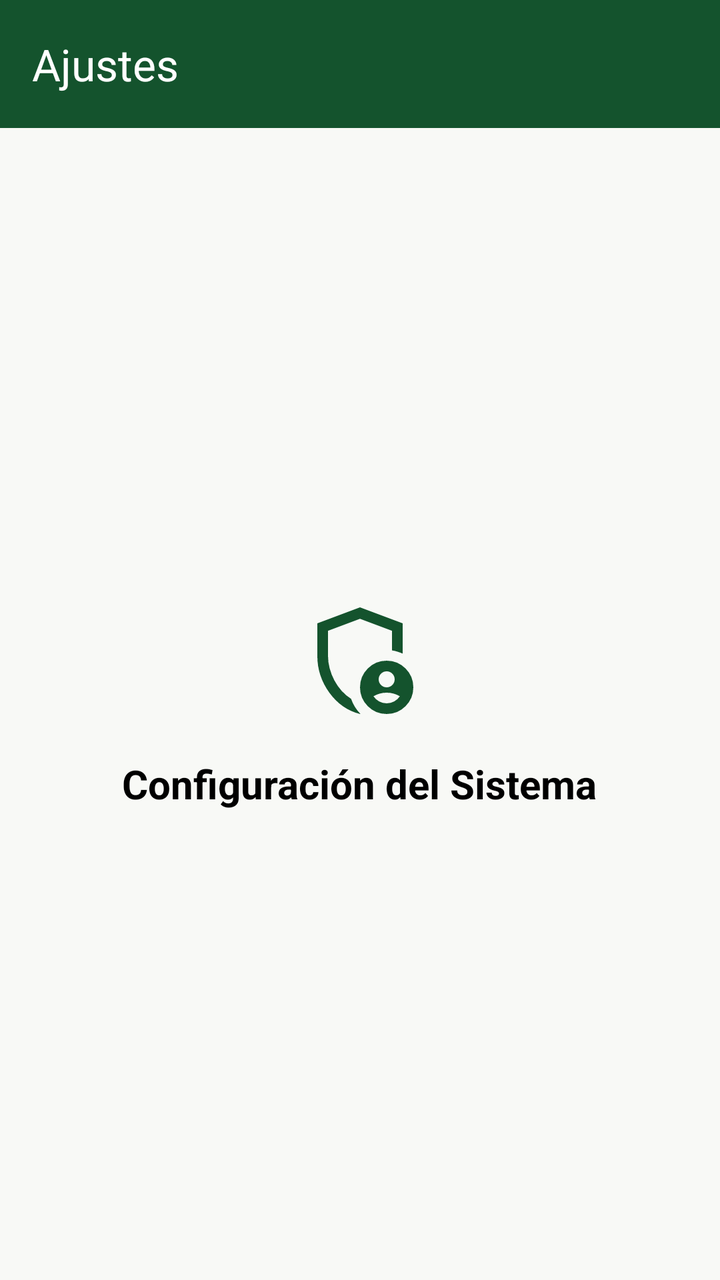
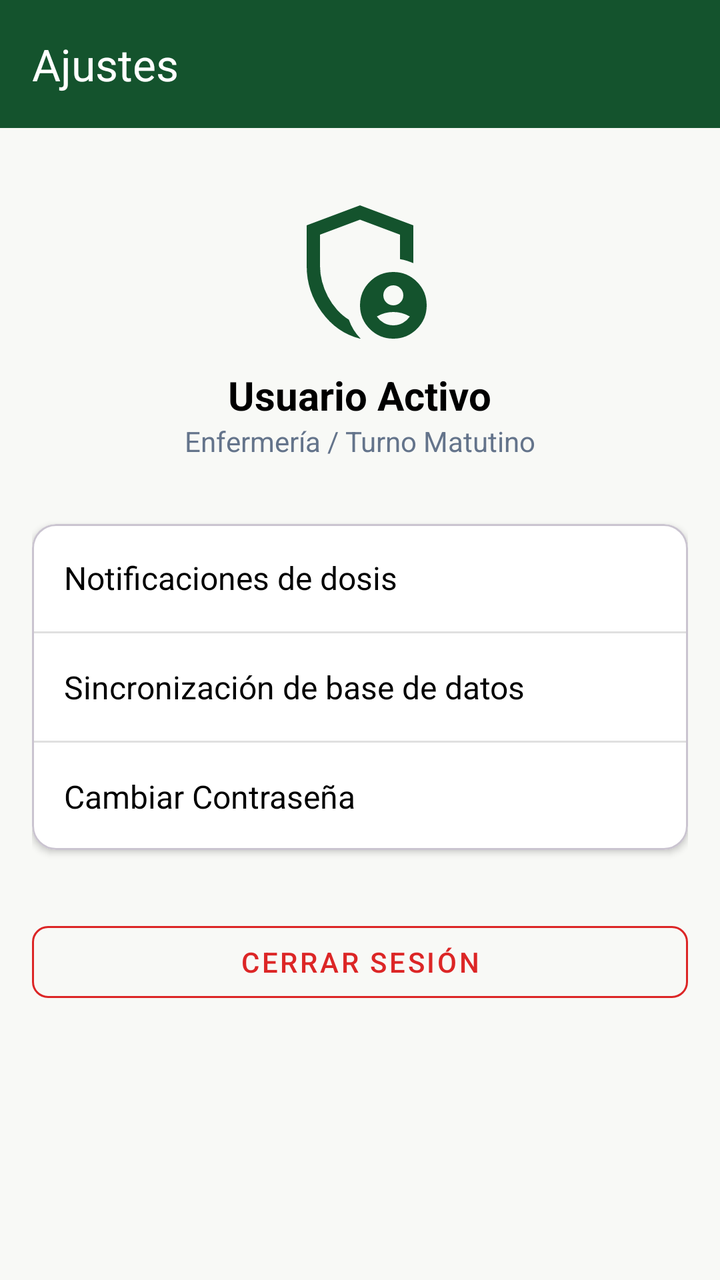

The first picture is an Android layout as it rendered before a commit; the second is the same layout after the commit. The layout source and the unified diff follow.
<!-- AndroidManifest.xml: application theme Theme.ControlDeMedicamentos -->
<!-- res/layout/activity_ajustes.xml -->
<?xml version="1.0" encoding="utf-8"?>
<LinearLayout xmlns:android="http://schemas.android.com/apk/res/android"
    xmlns:app="http://schemas.android.com/apk/res-auto"
    android:layout_width="match_parent"
    android:layout_height="match_parent"
    android:orientation="vertical"
    android:background="@color/bg_screen">

    <androidx.appcompat.widget.Toolbar
        android:id="@+id/toolbar"
        android:layout_width="match_parent"
        android:layout_height="?attr/actionBarSize"
        android:background="@color/primary_green"
        app:title="Ajustes"
        app:titleTextColor="@color/white" />

    <LinearLayout
        android:layout_width="match_parent"
        android:layout_height="match_parent"
        android:gravity="center"
        android:orientation="vertical">

        <ImageView
            android:layout_width="64dp"
            android:layout_height="64dp"
            android:src="@drawable/ic_ajustes"
            app:tint="@color/primary_green"
            android:layout_marginBottom="16dp"/>

        <TextView
            android:layout_width="wrap_content"
            android:layout_height="wrap_content"
            android:text="Configuración del Sistema"
            android:textSize="20sp"
            android:textStyle="bold"
            android:textColor="@color/black"/>
    </LinearLayout>
</LinearLayout>
<!-- resources referenced by this layout -->
<resources>
  <color name="bg_screen">#F8F9F6</color>
  <color name="black">#FF000000</color>
  <color name="primary_green">#14532D</color>
  <color name="white">#FFFFFFFF</color>
  <!-- drawable ic_ajustes (drawable) -->
  <vector xmlns:android="http://schemas.android.com/apk/res/android" android:height="24dp" android:tint="#000000" android:viewportHeight="960" android:viewportWidth="960" android:width="24dp">
        
      <path android:fillColor="@android:color/white" android:pathData="M722.5,662.5Q740,645 740,620Q740,595 722.5,577.5Q705,560 680,560Q655,560 637.5,577.5Q620,595 620,620Q620,645 637.5,662.5Q655,680 680,680Q705,680 722.5,662.5ZM680,800Q711,800 737,785.5Q763,771 779,747Q757,734 732,727Q707,720 680,720Q653,720 628,727Q603,734 581,747Q597,771 623,785.5Q649,800 680,800ZM480,880Q341,845 250.5,720.5Q160,596 160,444L160,200L480,80L800,200L800,427Q781,419 761,412.5Q741,406 720,403L720,256L480,166L240,256L240,444Q240,491 252.5,538Q265,585 287.5,627.5Q310,670 342,706Q374,742 413,766L413,766Q424,798 442,827Q460,856 483,879Q482,879 481.5,879.5Q481,880 480,880ZM680,880Q597,880 538.5,821.5Q480,763 480,680Q480,597 538.5,538.5Q597,480 680,480Q763,480 821.5,538.5Q880,597 880,680Q880,763 821.5,821.5Q763,880 680,880ZM480,466L480,466Q480,466 480,466Q480,466 480,466Q480,466 480,466Q480,466 480,466L480,466L480,466L480,466L480,466Q480,466 480,466Q480,466 480,466Q480,466 480,466Q480,466 480,466Q480,466 480,466Q480,466 480,466Z"/>
      
  </vector>
  <style name="Theme.ControlDeMedicamentos" parent="Base.Theme.ControlDeMedicamentos" />
  <style name="Base.Theme.ControlDeMedicamentos" parent="Theme.Material3.DayNight.NoActionBar">
          
          
      </style>
</resources>

<!-- the commit's change to res/layout/activity_ajustes.xml (unified diff, before → after) -->
@@ -14,25 +14,109 @@
         app:title="Ajustes"
         app:titleTextColor="@color/white" />
 
-    <LinearLayout
+    <androidx.core.widget.NestedScrollView
         android:layout_width="match_parent"
         android:layout_height="match_parent"
-        android:gravity="center"
-        android:orientation="vertical">
+        android:fillViewport="true">
 
-        <ImageView
-            android:layout_width="64dp"
-            android:layout_height="64dp"
-            android:src="@drawable/ic_ajustes"
-            app:tint="@color/primary_green"
-            android:layout_marginBottom="16dp"/>
+        <LinearLayout
+            android:layout_width="match_parent"
+            android:layout_height="wrap_content"
+            android:orientation="vertical"
+            android:padding="16dp">
 
-        <TextView
-            android:layout_width="wrap_content"
-            android:layout_height="wrap_content"
-            android:text="Configuración del Sistema"
-            android:textSize="20sp"
-            android:textStyle="bold"
-            android:textColor="@color/black"/>
-    </LinearLayout>
+            
+            <LinearLayout
+                android:layout_width="match_parent"
+                android:layout_height="wrap_content"
+                android:orientation="vertical"
+                android:gravity="center"
+                android:layout_marginBottom="32dp"
+                android:layout_marginTop="16dp">
+
+                <ImageView
+                    android:layout_width="80dp"
+                    android:layout_height="80dp"
+                    android:src="@drawable/ic_ajustes"
+                    app:tint="@color/primary_green"
+                    android:layout_marginBottom="8dp"/>
+
+                <TextView
+                    android:layout_width="wrap_content"
+                    android:layout_height="wrap_content"
+                    android:text="Usuario Activo"
+                    android:textSize="20sp"
+                    android:textStyle="bold"
+                    android:textColor="@color/black"/>
+
+                <TextView
+                    android:layout_width="wrap_content"
+                    android:layout_height="wrap_content"
+                    android:text="Enfermería / Turno Matutino"
+                    android:textSize="14sp"
+                    android:textColor="@color/text_grey"/>
+            </LinearLayout>
+
+            
+            <com.google.android.material.card.MaterialCardView
+                android:layout_width="match_parent"
+                android:layout_height="wrap_content"
+                app:cardCornerRadius="12dp"
+                app:cardElevation="2dp"
+                app:cardBackgroundColor="@color/white">
+
+                <LinearLayout
+                    android:layout_width="match_parent"
+                    android:layout_height="wrap_content"
+                    android:orientation="vertical">
+
+                    <TextView
+                        android:layout_width="match_parent"
+                        android:layout_height="wrap_content"
+                        android:text="Notificaciones de dosis"
+                        android:textColor="@color/black"
+                        android:textSize="16sp"
+                        android:padding="16dp"/>
+
+                    <View
+                        android:layout_width="match_parent"
+                        android:layout_height="1dp"
+                        android:background="#E0E0E0"/>
+
+                    <TextView
+                        android:layout_width="match_parent"
+                        android:layout_height="wrap_content"
+                        android:text="Sincronización de base de datos"
+                        android:textColor="@color/black"
+                        android:textSize="16sp"
+                        android:padding="16dp"/>
+
+                    <View
+                        android:layout_width="match_parent"
+                        android:layout_height="1dp"
+                        android:background="#E0E0E0"/>
+
+                    <TextView
+                        android:layout_width="match_parent"
+                        android:layout_height="wrap_content"
+                        android:text="Cambiar Contraseña"
+                        android:textColor="@color/black"
+                        android:textSize="16sp"
+                        android:padding="16dp"/>
+
+                </LinearLayout>
+            </com.google.android.material.card.MaterialCardView>
+
+            <com.google.android.material.button.MaterialButton
+                style="@style/Widget.MaterialComponents.Button.OutlinedButton"
+                android:layout_width="match_parent"
+                android:layout_height="wrap_content"
+                android:layout_marginTop="32dp"
+                android:text="Cerrar Sesión"
+                app:cornerRadius="8dp"
+                app:strokeColor="@color/red_alert_text"
+                android:textColor="@color/red_alert_text"/>
+
+        </LinearLayout>
+    </androidx.core.widget.NestedScrollView>
 </LinearLayout>
<!-- resource entries referenced after the edit -->
@@ -3,6 +3,8 @@
   <color name="bg_screen">#F8F9F6</color>
   <color name="black">#FF000000</color>
   <color name="primary_green">#14532D</color>
+  <color name="red_alert_text">#DC2626</color>
+  <color name="text_grey">#64748B</color>
   <color name="white">#FFFFFFFF</color>
   <!-- drawable ic_ajustes (drawable) -->
   <vector xmlns:android="http://schemas.android.com/apk/res/android" android:height="24dp" android:tint="#000000" android:viewportHeight="960" android:viewportWidth="960" android:width="24dp">
